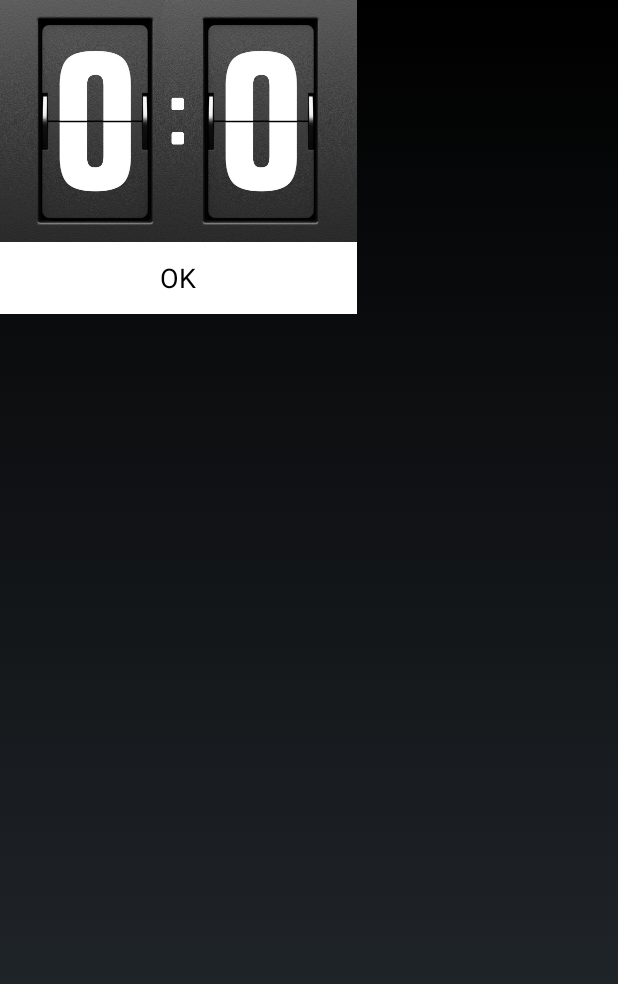
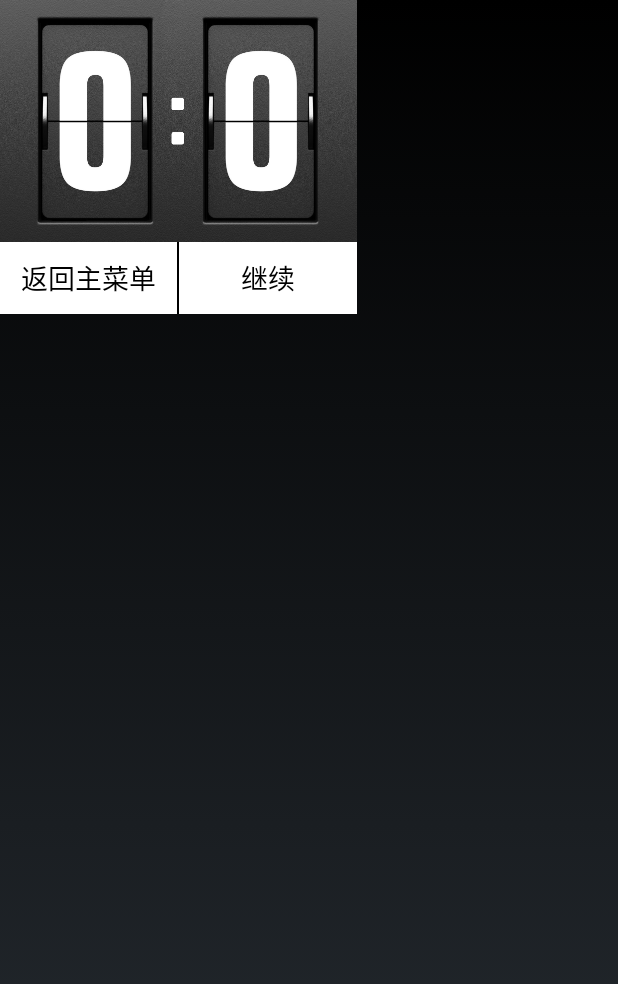
Before and after one commit to WinKawaks/BounceBall, an Android app: the layout dialog.xml on its own in the app's theme, with its tools: preview values and no code run, on a phone screen of 412 x 824 dp. Shown: the top 984 px of the screen. Run offline under Robolectric (Android 15) with nearby library versions, the phone set to English and light mode, and no system bars.

Commit message:
优化计分板弹窗逻辑。

```diff
--- a/app/src/main/res/layout/dialog.xml
+++ b/app/src/main/res/layout/dialog.xml
@@ -34,12 +34,34 @@
 
     </android.support.constraint.ConstraintLayout>
 
-    <Button
-        android:background="@android:color/white"
-        android:id="@+id/start"
-        android:text="OK"
-        android:textColor="@android:color/black"
+    <LinearLayout
         android:layout_width="match_parent"
-        android:layout_height="wrap_content"/>
+        android:layout_height="wrap_content"
+        android:orientation="horizontal">
+
+        <Button
+            android:background="@android:color/white"
+            android:id="@+id/btn_goback"
+            android:text="@string/go_back"
+            android:textColor="@android:color/black"
+            android:layout_width="0dp"
+            android:layout_weight="1"
+            android:layout_height="wrap_content"/>
+
+        <ImageView
+            android:background="@android:color/black"
+            android:layout_width="1dp"
+            android:layout_height="match_parent"/>
+
+        <Button
+            android:background="@android:color/white"
+            android:id="@+id/btn_start"
+            android:text="@string/go_on"
+            android:textColor="@android:color/black"
+            android:layout_width="0dp"
+            android:layout_weight="1"
+            android:layout_height="wrap_content"/>
+
+    </LinearLayout>
 
 </LinearLayout>
--- a/app/src/main/res/values/strings.xml
+++ b/app/src/main/res/values/strings.xml
@@ -14,4 +14,6 @@
     <string name="email">发送邮件至开发者</string>
     <string name="mail_support_feedback_to">547137393@qq.com</string>
     <string name="mail_support_feedback_subject">I\'ve something to tell you.</string>
+    <string name="go_back">返回主菜单</string>
+    <string name="go_on">继续</string>
 </resources>
```
Also changed, not shown: app/src/main/java/cn/xxx/winkawaks/bounceball/module/game/GameActivity.java (+54 -24 lines), app/src/main/java/cn/xxx/winkawaks/bounceball/view/MyDialog.java (+14 -5 lines).
